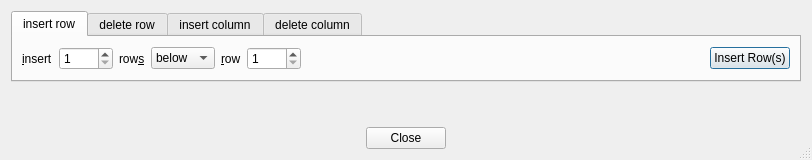
Before: the Qt Designer form sconcho/gui/ui/manage_grid_dialog.ui in haskelladdict/sconcho, drawn with Qt 5.
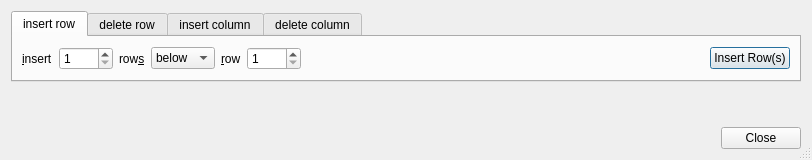
After: the same form once the commit is applied.

```diff
--- a/sconcho/gui/ui/manage_grid_dialog.ui
+++ b/sconcho/gui/ui/manage_grid_dialog.ui
@@ -439,19 +439,6 @@
        </property>
       </widget>
      </item>
-     <item>
-      <spacer name="horizontalSpacer_6">
-       <property name="orientation">
-        <enum>Qt::Horizontal</enum>
-       </property>
-       <property name="sizeHint" stdset="0">
-        <size>
-         <width>40</width>
-         <height>20</height>
-        </size>
-       </property>
-      </spacer>
-     </item>
     </layout>
    </item>
   </layout>
```
